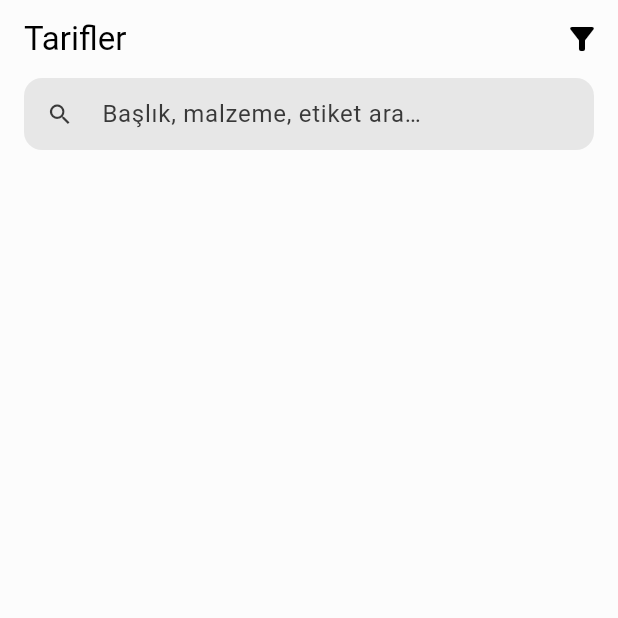
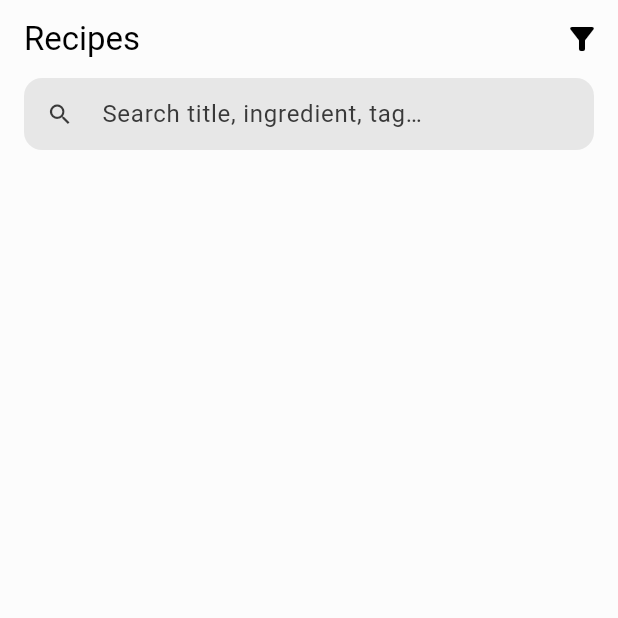
Before and after one commit to Yido1007/dorm_chef, a Flutter app: the screen it shows once a user with an empty profile is signed in, item 4 of the bottom bar chosen, on a phone screen of 412 x 824 dp, the top half of it. Run offline on Flutter 3.47's test engine with Material 3 defaults, Android fonts, the phone set to English and light mode, and no system bars; our stand-ins replace cloud_firestore, easy_localization, firebase_auth, firebase_core, flex_color_scheme, google_sign_in and 4 more; missing offline and left inert: android_intent_plus, mobile_scanner; accounts and stored records are empty.

Commit message:
Language support added to the recipe screen

```diff
--- a/lib/screen/client/recipes.dart
+++ b/lib/screen/client/recipes.dart
@@ -1,3 +1,4 @@
+import 'package:easy_localization/easy_localization.dart';
 import 'package:flutter/material.dart';
 import 'package:provider/provider.dart';
 import '../../model/recipes.dart';
@@ -43,7 +44,7 @@ class _RecipesScreenState extends State<RecipesScreen> {
       builder: (context, warmSnap) {
         if (warmSnap.connectionState != ConnectionState.done) {
           return Scaffold(
-            appBar: AppBar(title: Text('Tarifler')),
+            appBar: AppBar(title: Text('recipe').tr()),
             body: Center(child: CircularProgressIndicator()),
           );
         }
@@ -59,7 +60,7 @@ class _RecipesScreenState extends State<RecipesScreen> {
               builder: (context, snap) {
                 if (snap.connectionState != ConnectionState.done) {
                   return Scaffold(
-                    appBar: AppBar(title: Text('Tarifler')),
+                    appBar: AppBar(title: Text('recipes').tr()),
                     body: Center(child: CircularProgressIndicator()),
                   );
                 }
@@ -77,17 +78,17 @@ class _RecipesScreenState extends State<RecipesScreen> {
                       ..sort();
                 return Scaffold(
                   appBar: AppBar(
-                    title: const Text('Tarifler'),
+                    title: Text('recipe').tr(),
                     actions: [
                       if (!_filter.isEmpty)
                         IconButton(
-                          tooltip: 'Filtreyi temizle',
+                          tooltip: '',
                           onPressed:
                               () => setState(() => _filter = RecipeFilter()),
                           icon: const Icon(Icons.filter_alt_off),
                         ),
                       IconButton(
-                        tooltip: 'Filtrele',
+                        tooltip: 'clear_filter'.tr(),
                         onPressed: () async {
                           final updated = await showRecipeFilterSheet(
                             context,
@@ -112,7 +113,7 @@ class _RecipesScreenState extends State<RecipesScreen> {
                           textInputAction: TextInputAction.search,
                           onChanged: (v) => setState(() => _filter.query = v),
                           decoration: InputDecoration(
-                            hintText: 'Başlık, malzeme, etiket ara…',
+                            hintText: 'recipe_search'.tr(),
                             prefixIcon: const Icon(Icons.search),
                             filled: true,
                             border: OutlineInputBorder(
```
